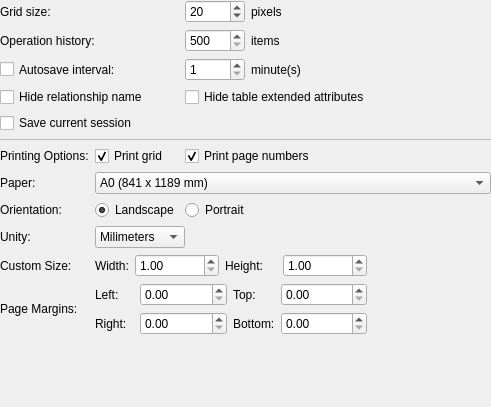
Old version of the form libpgmodeler_ui/ui/generalconfigwidget.ui in the repository pgmodeler/pgmodeler.
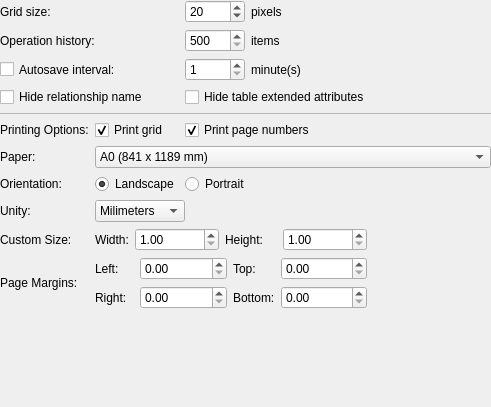
New version of the form.

The edit to the form file:
```diff
--- a/libpgmodeler_ui/ui/generalconfigwidget.ui
+++ b/libpgmodeler_ui/ui/generalconfigwidget.ui
@@ -35,7 +35,7 @@
    <property name="spacing">
     <number>6</number>
    </property>
-   <item row="17" column="0">
+   <item row="16" column="0">
     <spacer name="verticalSpacer_3">
      <property name="orientation">
       <enum>Qt::Vertical</enum>
@@ -48,7 +48,7 @@
      </property>
     </spacer>
    </item>
-   <item row="14" column="1" colspan="2">
+   <item row="13" column="1" colspan="2">
     <layout class="QGridLayout" name="gridLayout">
      <item row="0" column="0">
       <widget class="QLabel" name="left_lbl">
@@ -180,14 +180,14 @@
      </item>
     </layout>
    </item>
-   <item row="12" column="0">
+   <item row="11" column="0">
     <widget class="QLabel" name="label">
      <property name="text">
       <string>Unity:</string>
      </property>
     </widget>
    </item>
-   <item row="11" column="1">
+   <item row="10" column="1">
     <widget class="QRadioButton" name="landscape_rb">
      <property name="sizePolicy">
       <sizepolicy hsizetype="Fixed" vsizetype="Fixed">
@@ -203,7 +203,7 @@
      </property>
     </widget>
    </item>
-   <item row="11" column="2" colspan="3">
+   <item row="10" column="2" colspan="3">
     <widget class="QRadioButton" name="portrait_rb">
      <property name="sizePolicy">
       <sizepolicy hsizetype="Expanding" vsizetype="Fixed">
@@ -286,7 +286,7 @@
      </property>
     </widget>
    </item>
-   <item row="8" column="1">
+   <item row="7" column="1">
     <widget class="QCheckBox" name="print_grid_chk">
      <property name="sizePolicy">
       <sizepolicy hsizetype="Fixed" vsizetype="Fixed">
@@ -359,7 +359,7 @@
      </item>
     </layout>
    </item>
-   <item row="9" column="0">
+   <item row="8" column="0">
     <widget class="QLabel" name="paper_lbl">
      <property name="sizePolicy">
       <sizepolicy hsizetype="Preferred" vsizetype="Preferred">
@@ -372,7 +372,7 @@
      </property>
     </widget>
    </item>
-   <item row="11" column="0">
+   <item row="10" column="0">
     <widget class="QLabel" name="orientation_lbl">
      <property name="sizePolicy">
       <sizepolicy hsizetype="Preferred" vsizetype="Preferred">
@@ -385,7 +385,7 @@
      </property>
     </widget>
    </item>
-   <item row="9" column="1" colspan="5">
+   <item row="8" column="1" colspan="5">
     <widget class="QComboBox" name="paper_cmb">
      <property name="sizePolicy">
       <sizepolicy hsizetype="Preferred" vsizetype="Fixed">
@@ -566,7 +566,7 @@
      </property>
     </widget>
    </item>
-   <item row="14" column="0">
+   <item row="13" column="0">
     <widget class="QLabel" name="margins_lbl">
      <property name="sizePolicy">
       <sizepolicy hsizetype="Preferred" vsizetype="Preferred">
@@ -579,7 +579,26 @@
      </property>
     </widget>
    </item>
-   <item row="7" column="0" colspan="6">
+   <item row="1" column="0" colspan="2">
+    <widget class="QLabel" name="oplist_size_lbl">
+     <property name="sizePolicy">
+      <sizepolicy hsizetype="Preferred" vsizetype="Preferred">
+       <horstretch>0</horstretch>
+       <verstretch>0</verstretch>
+      </sizepolicy>
+     </property>
+     <property name="minimumSize">
+      <size>
+       <width>120</width>
+       <height>0</height>
+      </size>
+     </property>
+     <property name="text">
+      <string>Operation history:</string>
+     </property>
+    </widget>
+   </item>
+   <item row="6" column="0" colspan="6">
     <widget class="QFrame" name="frame_2">
      <property name="minimumSize">
       <size>
@@ -601,45 +620,7 @@
      </property>
     </widget>
    </item>
-   <item row="5" column="0" colspan="2">
-    <widget class="QCheckBox" name="save_session_chk">
-     <property name="sizePolicy">
-      <sizepolicy hsizetype="Preferred" vsizetype="Preferred">
-       <horstretch>0</horstretch>
-       <verstretch>0</verstretch>
-      </sizepolicy>
-     </property>
-     <property name="minimumSize">
-      <size>
-       <width>0</width>
-       <height>0</height>
-      </size>
-     </property>
-     <property name="text">
-      <string>Save current session</string>
-     </property>
-    </widget>
-   </item>
-   <item row="1" column="0" colspan="2">
-    <widget class="QLabel" name="oplist_size_lbl">
-     <property name="sizePolicy">
-      <sizepolicy hsizetype="Preferred" vsizetype="Preferred">
-       <horstretch>0</horstretch>
-       <verstretch>0</verstretch>
-      </sizepolicy>
-     </property>
-     <property name="minimumSize">
-      <size>
-       <width>120</width>
-       <height>0</height>
-      </size>
-     </property>
-     <property name="text">
-      <string>Operation history:</string>
-     </property>
-    </widget>
-   </item>
-   <item row="8" column="0">
+   <item row="7" column="0">
     <widget class="QLabel" name="print_op_lbl">
      <property name="text">
       <string>Printing Options:</string>
@@ -697,7 +678,7 @@
      </item>
     </layout>
    </item>
-   <item row="8" column="2" colspan="4">
+   <item row="7" column="2" colspan="4">
     <widget class="QCheckBox" name="print_pg_num_chk">
      <property name="sizePolicy">
       <sizepolicy hsizetype="Expanding" vsizetype="Fixed">
@@ -713,6 +694,13 @@
      </property>
     </widget>
    </item>
+   <item row="12" column="0">
+    <widget class="QLabel" name="custom_lbl">
+     <property name="text">
+      <string>Custom Size:</string>
+     </property>
+    </widget>
+   </item>
    <item row="4" column="0" colspan="2">
     <widget class="QCheckBox" name="hide_rel_name_chk">
      <property name="text">
@@ -739,14 +727,7 @@
      </property>
     </widget>
    </item>
-   <item row="13" column="0">
-    <widget class="QLabel" name="custom_lbl">
-     <property name="text">
-      <string>Custom Size:</string>
-     </property>
-    </widget>
-   </item>
-   <item row="13" column="1" colspan="2">
+   <item row="12" column="1" colspan="2">
     <layout class="QHBoxLayout" name="horizontalLayout">
      <item>
       <widget class="QLabel" name="width_lbl">
@@ -802,7 +783,7 @@
      </item>
     </layout>
    </item>
-   <item row="12" column="1" colspan="3">
+   <item row="11" column="1" colspan="3">
     <widget class="QComboBox" name="unity_cmb">
      <property name="sizePolicy">
       <sizepolicy hsizetype="Fixed" vsizetype="Fixed">
```
Left out of the diff: 1 changed line with no effect on the pictures.
